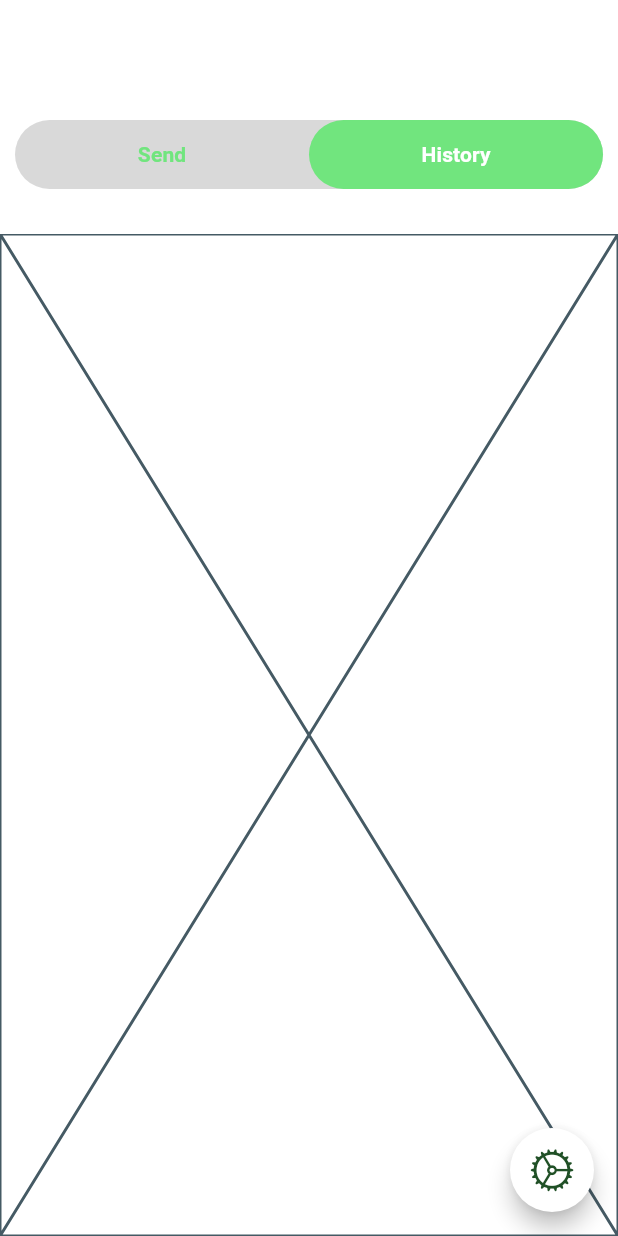
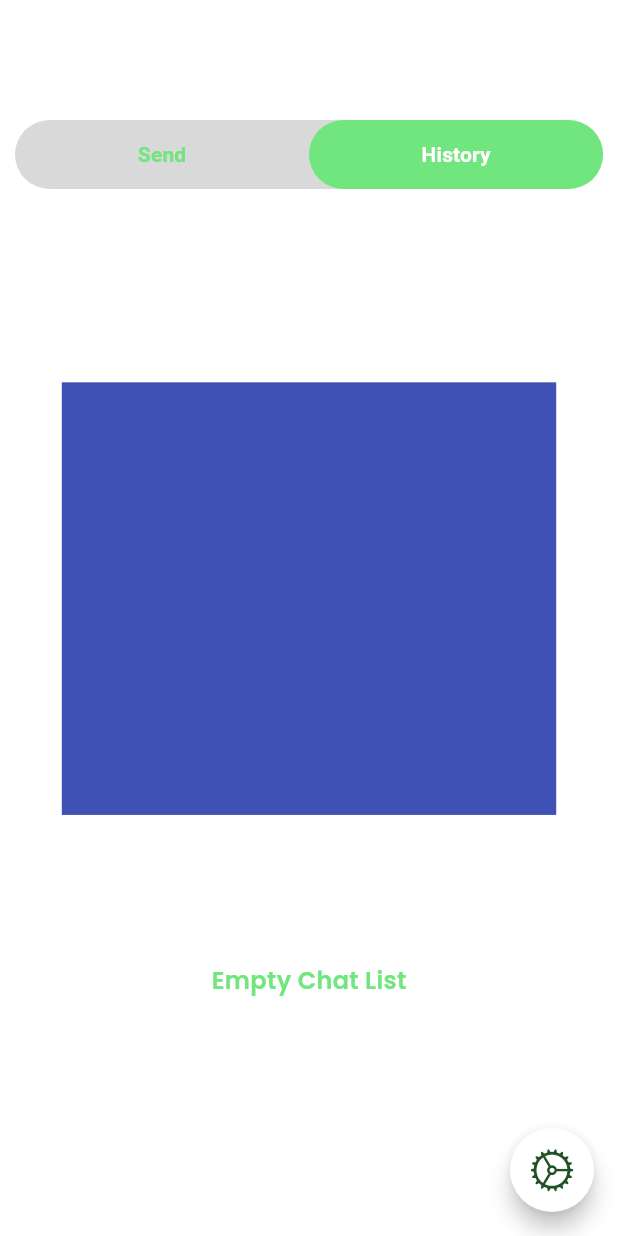
Before and after one commit to monzir3bdo/whatsapp_direct_message, a Flutter app: the screen it shows after launch, tab 2 chosen, on a phone screen of 412 x 824 dp. Run offline on Flutter 3.47's test engine with Material 3 defaults, Android fonts, the phone set to English and light mode, and no system bars; our stand-ins replace bloc, flutter_bloc, freezed_annotation, gap; generated files the repository leaves out were written again.

Commit message:
Add Chat Empty Widget

```diff
--- a/lib/core/routes/base_route.dart
+++ b/lib/core/routes/base_route.dart
@@ -24,7 +24,7 @@ class BaseRoute extends PageRouteBuilder<dynamic> {
             );
             final tween = Tween<double>(begin: begin, end: end);
             return FadeTransition(
-              opacity: animation,
+              opacity: curvedAnimations,
               child: widget,
             );
           },
--- a/lib/screens/home_screen.dart
+++ b/lib/screens/home_screen.dart
@@ -1,6 +1,7 @@
 import 'package:flutter/material.dart';
 import 'package:whatsapp_direct_message/core/extensions/build_context_extension.dart';
 import 'package:whatsapp_direct_message/core/extensions/string_extension.dart';
+import 'package:whatsapp_direct_message/widgets/history/history_widget.dart';
 import 'package:whatsapp_direct_message/widgets/home/home_floating_action_button.dart';
 import 'package:whatsapp_direct_message/widgets/home/home_tabbar.dart';
 import 'package:whatsapp_direct_message/widgets/home/send_widget.dart';
@@ -79,7 +80,7 @@ class _HomeScreenState extends State<HomeScreen>
                     ],
                   ),
                 ),
-                const Placeholder()
+                const HistoryWidget()
               ],
             ),
           ),
--- /dev/null
+++ b/lib/widgets/history/empty_history_widget.dart
@@ -0,0 +1,30 @@
+import 'package:flutter/material.dart';
+import 'package:gap/gap.dart';
+import 'package:whatsapp_direct_message/core/extensions/build_context_extension.dart';
+import 'package:whatsapp_direct_message/core/extensions/string_extension.dart';
+import 'package:whatsapp_direct_message/core/theme/app_text_styels.dart';
+import 'package:whatsapp_direct_message/core/theme/colors.dart';
+
+class EmptyHistoryWidget extends StatelessWidget {
+  const EmptyHistoryWidget({super.key});
+
+  @override
+  Widget build(BuildContext context) {
+    return Column(
+      children: [
+        Gap(context.height * 0.12),
+        Container(
+          width: context.width * 0.8,
+          height: context.height * 0.35,
+          color: Colors.indigo,
+        ),
+        Gap(context.height * 0.12),
+        Text(
+          'Empty Chat List'.hardCoded,
+          style:
+              AppTextStyles.semiBold16.copyWith(color: AppLightColors.primary),
+        )
+      ],
+    );
+  }
+}
--- /dev/null
+++ b/lib/widgets/history/history_widget.dart
@@ -0,0 +1,11 @@
+import 'package:flutter/material.dart';
+import 'package:whatsapp_direct_message/widgets/history/empty_history_widget.dart';
+
+class HistoryWidget extends StatelessWidget {
+  const HistoryWidget({super.key});
+
+  @override
+  Widget build(BuildContext context) {
+    return EmptyHistoryWidget();
+  }
+}
```
